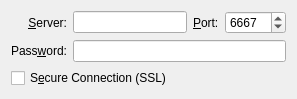
Old version of the form src/irc/serverdialogui.ui in the repository KDE/konversation.
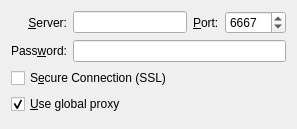
New version of the form. Custom widgets are drawn as their Qt base class.

Commit message:
Allow a server to bypass the proxy settings
Added an option which allows a server to bypass the proxy
configured at konvi's settings -> behavior -> connection.
Useful when a user needs the proxy to connect to the outside world,
but should not use the proxy to connect to an internal IRC server.

What changed in the file:
```diff
--- a/src/irc/serverdialogui.ui
+++ b/src/irc/serverdialogui.ui
@@ -7,7 +7,7 @@
     <x>0</x>
     <y>0</y>
     <width>297</width>
-    <height>91</height>
+    <height>129</height>
    </rect>
   </property>
   <property name="sizePolicy">
@@ -99,6 +99,19 @@
      </property>
     </widget>
    </item>
+   <item row="3" column="0" colspan="2">
+    <widget class="QCheckBox" name="m_proxyChBox">
+     <property name="whatsThis">
+      <string>Check if you want to use the global proxy configuration to communicate with this server.</string>
+     </property>
+     <property name="text">
+      <string>&amp;Use global proxy</string>
+     </property>
+     <property name="checked">
+      <bool>true</bool>
+     </property>
+    </widget>
+   </item>
   </layout>
  </widget>
  <customwidgets>
```
The commit also changes 5 other files.
